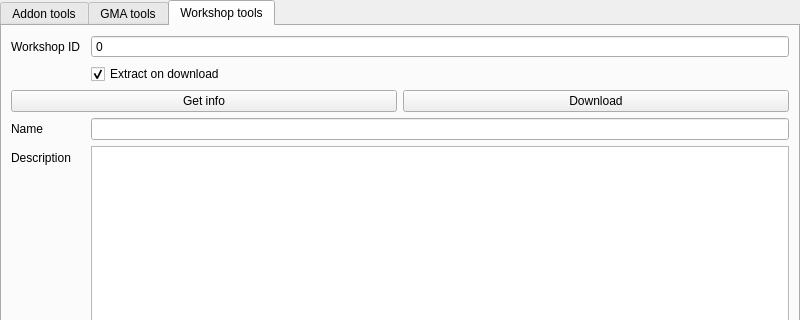
This is ui/mainwindow.ui in FPtje/gmosh as Qt 5 draws it before an edit; both pictures show x 0 to 800 and y 0 to 320 of the 800 by 611 pixel window. The edited form follows.
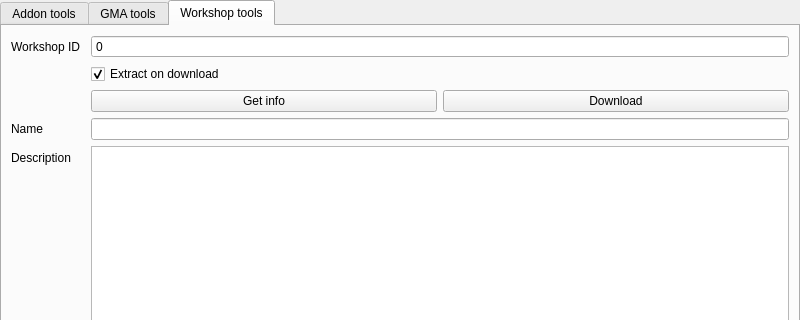
This is the edited form. The open tabs and pages were chosen to show the change.

Commit message: Show workshop info

Patch:
```diff
--- a/ui/mainwindow.ui
+++ b/ui/mainwindow.ui
@@ -35,12 +35,6 @@
     </property>
     <item>
      <widget class="QTabWidget" name="tabWidget">
-      <property name="minimumSize">
-       <size>
-        <width>782</width>
-        <height>0</height>
-       </size>
-      </property>
       <property name="currentIndex">
        <number>0</number>
       </property>
@@ -639,24 +633,6 @@
             </property>
            </widget>
           </item>
-          <item row="2" column="0" colspan="2">
-           <layout class="QHBoxLayout" name="horizontalLayout_8">
-            <item>
-             <widget class="QPushButton" name="wsGetInfo">
-              <property name="text">
-               <string>Get info</string>
-              </property>
-             </widget>
-            </item>
-            <item>
-             <widget class="QPushButton" name="wsDownload">
-              <property name="text">
-               <string>Download</string>
-              </property>
-             </widget>
-            </item>
-           </layout>
-          </item>
           <item row="1" column="1">
            <widget class="QCheckBox" name="wsExtract">
             <property name="text">
@@ -857,6 +833,24 @@
           <item row="8" column="1">
            <widget class="QLineEdit" name="wsTags"/>
           </item>
+          <item row="2" column="1">
+           <layout class="QHBoxLayout" name="horizontalLayout_8">
+            <item>
+             <widget class="QPushButton" name="wsGetInfo">
+              <property name="text">
+               <string>Get info</string>
+              </property>
+             </widget>
+            </item>
+            <item>
+             <widget class="QPushButton" name="wsDownload">
+              <property name="text">
+               <string>Download</string>
+              </property>
+             </widget>
+            </item>
+           </layout>
+          </item>
          </layout>
         </item>
         <item>
```
Left out of the diff: 16 changed lines with no effect on the pictures. The commit also changes 1 other file.
